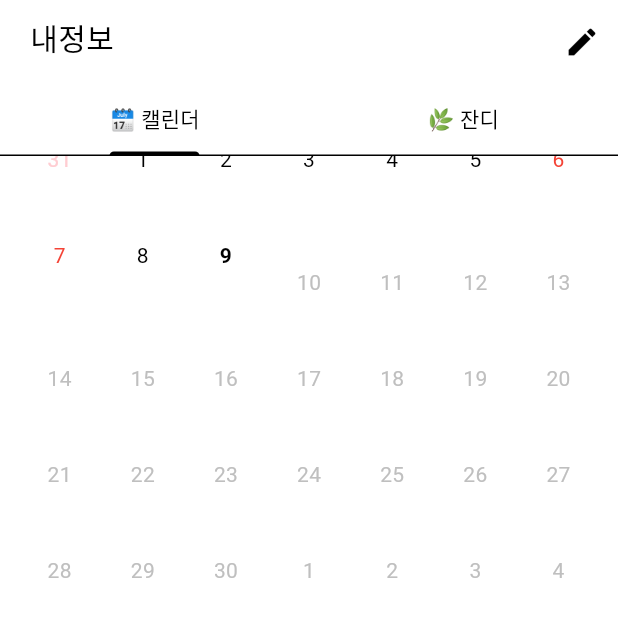
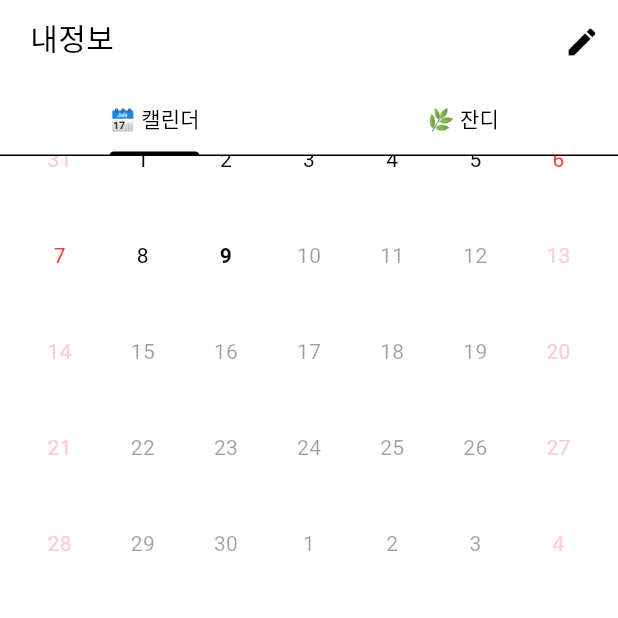
Before and after one commit to pomodak/pomodak-flutter, a Flutter app: the UserScreen screen opened directly, scrolled down 442 dp, on a phone screen of 412 x 824 dp, the top half of it. Run offline on Flutter 3.47's test engine with Material 3 defaults, Android fonts, the phone set to English and light mode, and no system bars; drawn by our look-alikes of loader_overlay, table_calendar; our stand-ins replace another_flushbar, awesome_bottom_bar, dio, flutter_dotenv, flutter_secure_storage, flutter_svg and 7 more; missing offline and left inert: kakao_flutter_sdk_user; accounts and stored records are empty; network calls fail.

Commit message:
Fix calendar UI by adding disabledCellBuilder

```diff
--- a/lib/views/screens/main/user_screen/widgets/calendar/calendar.dart
+++ b/lib/views/screens/main/user_screen/widgets/calendar/calendar.dart
@@ -1,5 +1,6 @@
 import 'package:flutter/material.dart';
 import 'package:pomodak/views/screens/main/user_screen/widgets/calendar/default_cell_builder.dart';
+import 'package:pomodak/views/screens/main/user_screen/widgets/calendar/disabled_cell_builder.dart';
 import 'package:pomodak/views/screens/main/user_screen/widgets/calendar/dow_builder.dart';
 import 'package:pomodak/views/screens/main/user_screen/widgets/calendar/header_title_builder.dart';
 import 'package:pomodak/views/screens/main/user_screen/widgets/calendar/marked_cell_builder.dart';
@@ -58,6 +59,9 @@ class _CalendarState extends State<Calendar> {
         defaultBuilder: (context, day, focusedDay) {
           return defaultCellBuilder(context, day, focusedDay);
         },
+        disabledBuilder: (context, day, focusedDay) {
+          return disabledCellBuilder(context, day, focusedDay);
+        },
         headerTitleBuilder: (context, day) {
           return headerTitleBuilder(context, day);
         },
--- /dev/null
+++ b/lib/views/screens/main/user_screen/widgets/calendar/disabled_cell_builder.dart
@@ -0,0 +1,26 @@
+import 'package:flutter/material.dart';
+
+Widget disabledCellBuilder(
+  BuildContext context,
+  DateTime day,
+  DateTime focusedDay,
+) {
+  return Container(
+    padding: const EdgeInsets.only(top: 4),
+    child: SizedBox(
+      child: Column(
+        children: [
+          Text(
+            '${day.day}',
+            style: TextStyle(
+              fontSize: 14,
+              color: day.weekday == 6 || day.weekday == 7
+                  ? Colors.red.shade100
+                  : Colors.black38,
+            ),
+          ),
+        ],
+      ),
+    ),
+  );
+}
--- a/lib/views/screens/main/user_screen/widgets/calendar/marked_cell_builder.dart
+++ b/lib/views/screens/main/user_screen/widgets/calendar/marked_cell_builder.dart
@@ -10,6 +10,7 @@ Widget markedCellBuilder(
     return ListView.builder(
       shrinkWrap: true,
       itemCount: events.length,
+      physics: const NeverScrollableScrollPhysics(),
       itemBuilder: (context, index) {
         return Column(
           children: [
```
